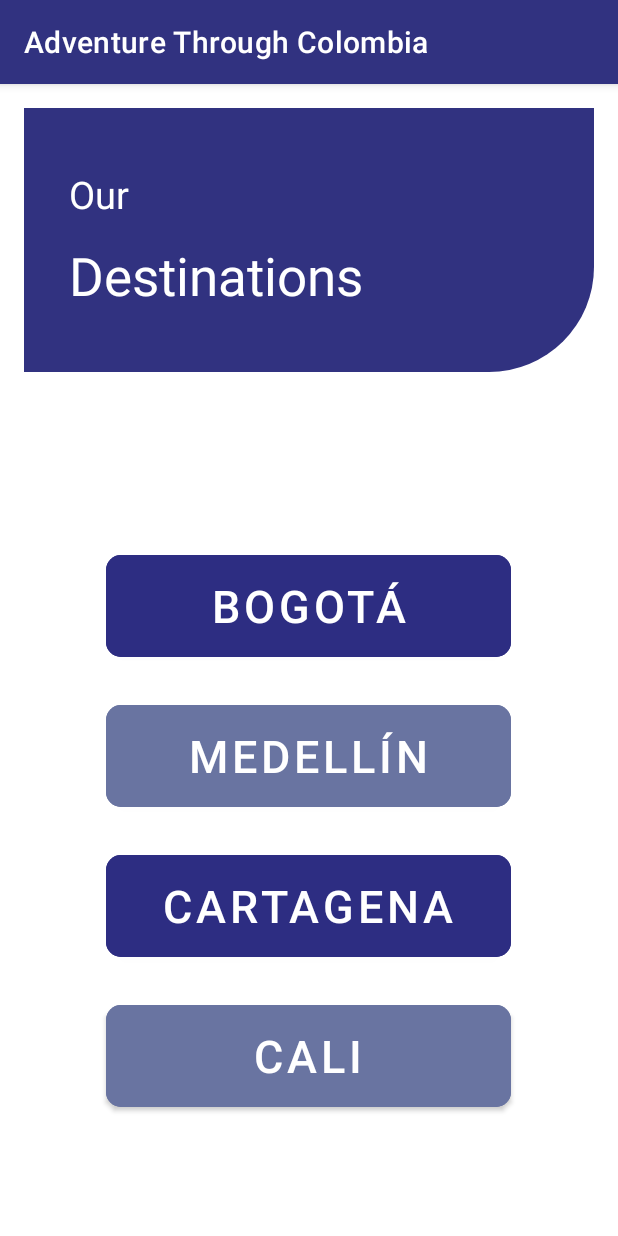
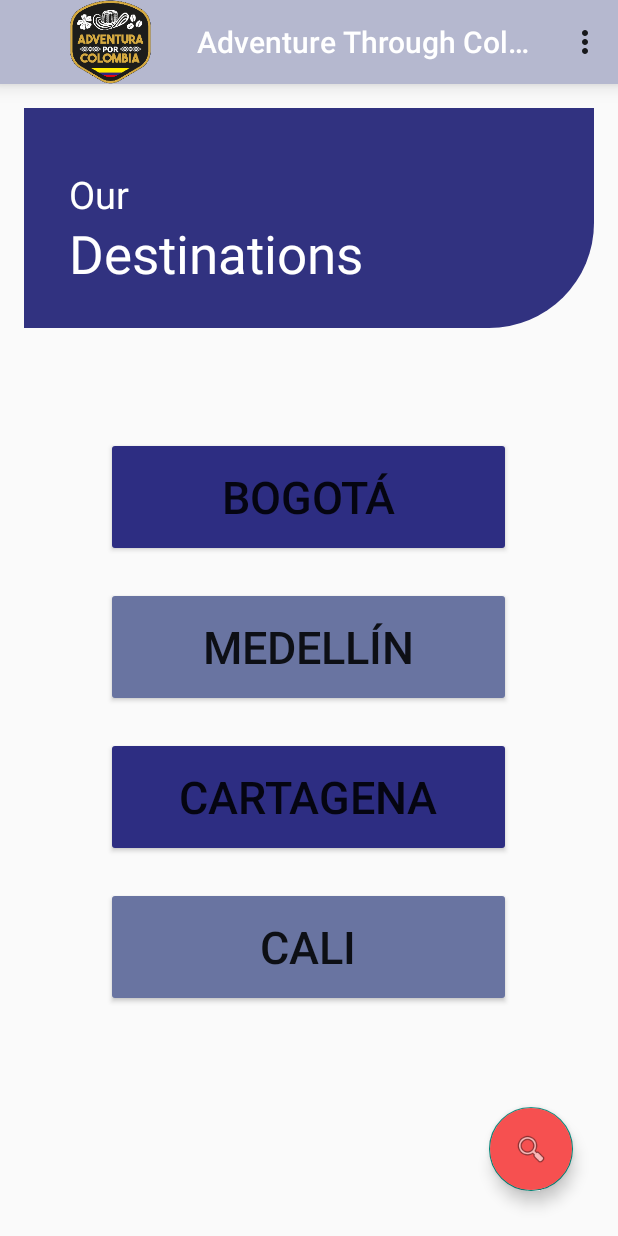
Before and after one commit to JhonnyPG/AppTurismo, an Android app: the Maindestination screen opened directly, with no data from a screen before it, on a phone screen of 412 x 824 dp. Run offline under Robolectric (Android 15) with nearby library versions, the phone set to English and light mode, and no system bars.

Commit message:
actualizacion temas, appbar,boton flotante

```diff
--- a/app/src/main/AndroidManifest.xml
+++ b/app/src/main/AndroidManifest.xml
@@ -10,7 +10,7 @@
         android:label="@string/app_name"
         android:roundIcon="@mipmap/ic_launcher_round"
         android:supportsRtl="true"
-        android:theme="@style/Theme.AventuratePorColombia"
+        android:theme="@style/Theme.AppCompat.Light.NoActionBar"
         tools:targetApi="31">
         <activity
             android:name=".Maindestination"
--- a/app/src/main/java/com/lemarin31/aventurateporcolombia/Maindestination.kt
+++ b/app/src/main/java/com/lemarin31/aventurateporcolombia/Maindestination.kt
@@ -2,10 +2,18 @@ package com.lemarin31.aventurateporcolombia
 
 import androidx.appcompat.app.AppCompatActivity
 import android.os.Bundle
+import android.view.Menu
+
 
 class Maindestination : AppCompatActivity() {
     override fun onCreate(savedInstanceState: Bundle?) {
         super.onCreate(savedInstanceState)
         setContentView(R.layout.activity_destination)
+        setSupportActionBar(findViewById(R.id.my_barradestinos))
+
+    }
+    override fun onCreateOptionsMenu(menu: Menu?): Boolean {
+        menuInflater.inflate(R.menu.menu_destinos,menu)
+        return super.onCreateOptionsMenu(menu)
     }
 }
--- a/app/src/main/res/layout-sw720dp/activity_welcom.xml
+++ b/app/src/main/res/layout-sw720dp/activity_welcom.xml
@@ -7,6 +7,7 @@
     android:layout_height="match_parent"
     tools:context=".welcomActivity"
     android:orientation="vertical">
+
 
     <androidx.appcompat.widget.Toolbar
         android:id="@+id/toolbar"
@@ -22,7 +23,6 @@
         app:titleMarginStart="250dp"
         app:titleTextAppearance="@style/Toolbar.TitleText"
         app:titleTextColor="@color/white" />
-
 
     <LinearLayout
         android:layout_width="match_parent"
--- a/app/src/main/res/layout/activity_destination.xml
+++ b/app/src/main/res/layout/activity_destination.xml
@@ -1,12 +1,29 @@
 <?xml version="1.0" encoding="utf-8"?>
-<LinearLayout
+<androidx.coordinatorlayout.widget.CoordinatorLayout
     xmlns:android="http://schemas.android.com/apk/res/android"
     xmlns:app="http://schemas.android.com/apk/res-auto"
     xmlns:tools="http://schemas.android.com/tools"
     android:layout_width="match_parent"
+    android:layout_height="match_parent">
+
+    <LinearLayout
+    android:layout_width="match_parent"
     android:layout_height="match_parent"
     tools:context=".welcomActivity"
     android:orientation="vertical">
+
+    <androidx.appcompat.widget.Toolbar
+        android:id="@+id/my_barradestinos"
+        android:layout_width="match_parent"
+        android:layout_height="?attr/actionBarSize"
+        android:background="@color/purple_200"
+        android:elevation="8dp"
+        app:logo="@drawable/logo"
+        android:theme="@style/ThemeOverlay.AppCompat.ActionBar"
+        app:popupTheme="@style/ThemeOverlay.AppCompat.ActionBar"
+        app:title="@string/app_name"
+        app:titleTextColor="@color/white"
+        />
 
     <LinearLayout
         android:layout_width="match_parent"
@@ -98,5 +115,14 @@
             android:textSize="30dp"
             app:cornerRadius="10dp" />
     </LinearLayout>
+        <com.google.android.material.floatingactionbutton.FloatingActionButton
+            android:layout_width="wrap_content"
+            android:layout_height="wrap_content"
+            android:id="@+id/fab4a"
+            android:layout_gravity="bottom|end"
+            android:layout_margin="30dp"
+            android:backgroundTint="#F65050"
+            android:src="@android:drawable/ic_menu_search"
+            />
 
-</LinearLayout>
+</LinearLayout></androidx.coordinatorlayout.widget.CoordinatorLayout>
--- /dev/null
+++ b/app/src/main/res/menu/menu_destinos.xml
@@ -0,0 +1,25 @@
+<?xml version="1.0" encoding="utf-8"?>
+<menu
+    xmlns:app="http://schemas.android.com/apk/res-auto"
+    xmlns:android="http://schemas.android.com/apk/res/android">
+
+
+    <item
+        android:id="@+id/departamento"
+        android:title="Departamentos"
+        app:showAsAction="never"/>
+    <item
+        android:id="@+id/ciudades"
+        android:title="Ciudades"
+        app:showAsAction="never"/>
+    <item
+        android:id="@+id/municipios"
+        android:title="Municipios"
+        app:showAsAction="never"/>
+
+    <item
+        android:id="@+id/pueblos"
+        android:title="Pueblos"
+        app:showAsAction="never"/>
+
+</menu>
--- a/app/src/main/res/values/strings.xml
+++ b/app/src/main/res/values/strings.xml
@@ -1,5 +1,6 @@
 <resources>
     <string name="app_name">Adventure Through Colombia</string>
+    <string name="toolbar1">Login</string>
     <string name="welcome">Welcome</string>
     <string name="Erroruser">Invalid username or password</string>
     <string name="Errormenssage">Try Again</string>
@@ -8,7 +9,7 @@
     <string name="tex_Username">Username</string>
     <string name="tex_Email"><font size ="25">email@domain.com</font></string>
     <string name="tex_Password">Password</string>
-    <string name="tex_YouPassword"><font size ="25">++++++++++++++</font></string>
+    <string name="tex_YouPassword"><font size ="25">********</font></string>
     <string name="tex_Login">LOGIN</string>
     <string name="tex_Destinations">Destinations</string>
     <string name="tex_our">Our</string>
--- a/app/src/main/res/values/themes.xml
+++ b/app/src/main/res/values/themes.xml
@@ -1,6 +1,7 @@
 <resources xmlns:tools="http://schemas.android.com/tools">
     <!-- Base application theme. -->
-    <style name="Theme.AventuratePorColombia" parent="Theme.MaterialComponents.DayNight.DarkActionBar">
+    <style name="Theme.AventuratePorColombia"
+        parent="Theme.MaterialComponents.DayNight.DarkActionBar">
         <!-- Primary brand color. -->
         <item name="colorPrimary">@color/purple_500</item>
         <item name="colorPrimaryVariant">@color/purple_700</item>
```
Also changed, not shown: app/src/main/java/com/lemarin31/aventurateporcolombia/welcomActivity.kt (+9 -0 lines), app/src/main/res/layout/activity_welcom.xml (+12 -2 lines), app/src/main/res/menu/menu_registro.xml (added, +17 -0 lines), 1 other file.
